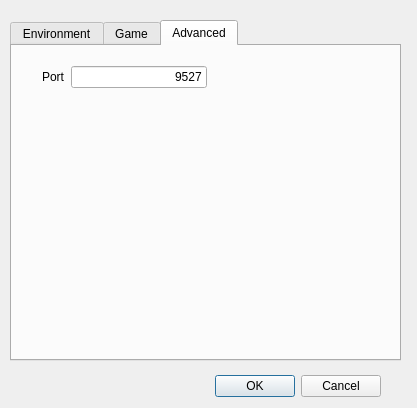
Above: src/configdialog.ui from Mogara/QSanguosha before the change. Below: the same form after it.
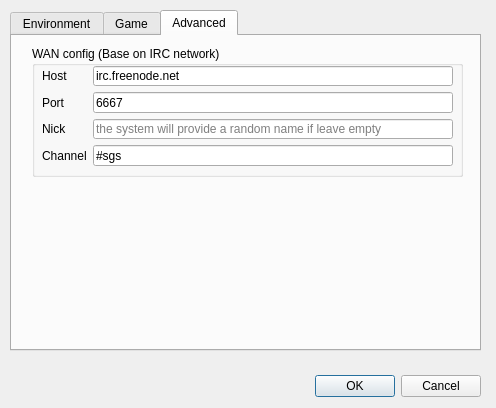
That is the form after the change. The open tabs and pages were chosen to show the change.

The edit to the form file:
```diff
--- a/src/configdialog.ui
+++ b/src/configdialog.ui
@@ -9,7 +9,7 @@
    <rect>
     <x>0</x>
     <y>0</y>
-    <width>417</width>
+    <width>496</width>
     <height>408</height>
    </rect>
   </property>
@@ -20,8 +20,8 @@
    <property name="geometry">
     <rect>
      <x>10</x>
-     <y>20</y>
-     <width>391</width>
+     <y>10</y>
+     <width>471</width>
      <height>341</height>
     </rect>
    </property>
@@ -328,44 +328,108 @@
     <attribute name="title">
      <string>Advanced</string>
     </attribute>
-    <widget class="QWidget" name="layoutWidget">
+    <widget class="QGroupBox" name="wanGroupBox">
      <property name="geometry">
       <rect>
-       <x>30</x>
+       <x>20</x>
+       <y>10</y>
+       <width>431</width>
+       <height>131</height>
+      </rect>
+     </property>
+     <property name="title">
+      <string>WAN config (Base on IRC network)</string>
+     </property>
+     <widget class="QWidget" name="">
+      <property name="geometry">
+       <rect>
+        <x>10</x>
        <y>20</y>
-       <width>165</width>
-       <height>22</height>
+        <width>411</width>
+        <height>100</height>
       </rect>
      </property>
      <layout class="QFormLayout" name="formLayout_2">
+       <item row="0" column="1">
+        <widget class="QLineEdit" name="hostLineEdit">
+         <property name="text">
+          <string>irc.freenode.net</string>
+         </property>
+         <property name="alignment">
+          <set>Qt::AlignLeading|Qt::AlignLeft|Qt::AlignVCenter</set>
+         </property>
+        </widget>
+       </item>
       <item row="0" column="0">
+        <widget class="QLabel" name="hostLabel">
+         <property name="text">
+          <string>Host</string>
+         </property>
+        </widget>
+       </item>
+       <item row="1" column="1">
+        <widget class="QLineEdit" name="portLineEdit">
+         <property name="text">
+          <string>6667</string>
+         </property>
+         <property name="alignment">
+          <set>Qt::AlignLeading|Qt::AlignLeft|Qt::AlignVCenter</set>
+         </property>
+        </widget>
+       </item>
+       <item row="2" column="1">
+        <widget class="QLineEdit" name="nickLineEdit">
+         <property name="alignment">
+          <set>Qt::AlignLeading|Qt::AlignLeft|Qt::AlignVCenter</set>
+         </property>
+         <property name="placeholderText">
+          <string>the system will provide a random name if leave empty</string>
+         </property>
+        </widget>
+       </item>
+       <item row="3" column="1">
+        <widget class="QLineEdit" name="lineEdit_4">
+         <property name="text">
+          <string>#sgs</string>
+         </property>
+         <property name="alignment">
+          <set>Qt::AlignLeading|Qt::AlignLeft|Qt::AlignVCenter</set>
+         </property>
+        </widget>
+       </item>
+       <item row="1" column="0">
        <widget class="QLabel" name="portLabel">
         <property name="text">
          <string>Port</string>
         </property>
        </widget>
       </item>
-      <item row="0" column="1">
-       <widget class="QLineEdit" name="portLineEdit">
-        <property name="inputMask">
-         <string/>
-        </property>
+       <item row="2" column="0">
+        <widget class="QLabel" name="nickLabel">
         <property name="text">
-         <string>9527</string>
-        </property>
-        <property name="alignment">
-         <set>Qt::AlignRight|Qt::AlignTrailing|Qt::AlignVCenter</set>
+          <string>Nick</string>
+         </property>
+        </widget>
+       </item>
+       <item row="3" column="0">
+        <widget class="QLabel" name="channelLabel">
+         <property name="text">
+          <string>Channel</string>
         </property>
        </widget>
       </item>
      </layout>
+     </widget>
+     <zorder>hostLabel</zorder>
+     <zorder>hostLineEdit</zorder>
+     <zorder>hostLabel</zorder>
     </widget>
    </widget>
   </widget>
   <widget class="QDialogButtonBox" name="buttonBox">
    <property name="geometry">
     <rect>
-     <x>40</x>
+     <x>140</x>
      <y>370</y>
      <width>341</width>
      <height>32</height>
```
Left out of the diff: 12 changed lines with no effect on the pictures. Lines whose indentation alone changed are shown as unchanged.
